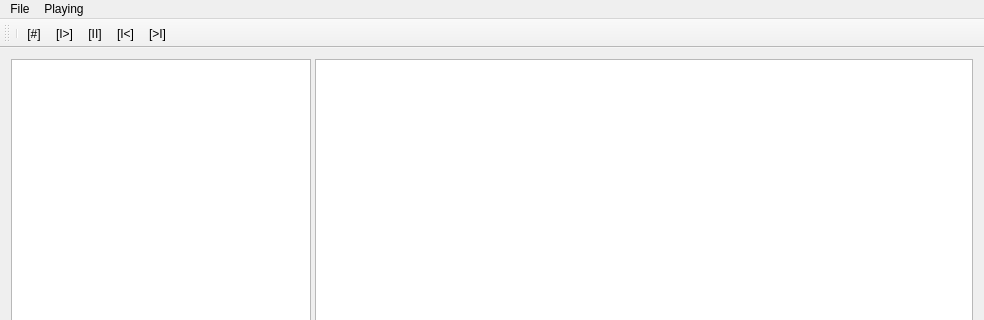
Qt form mainwindow.ui (KirillDubinkin/Errorise) before a commit; both pictures show x 0 to 984 and y 0 to 320 of the 984 by 632 pixel window.
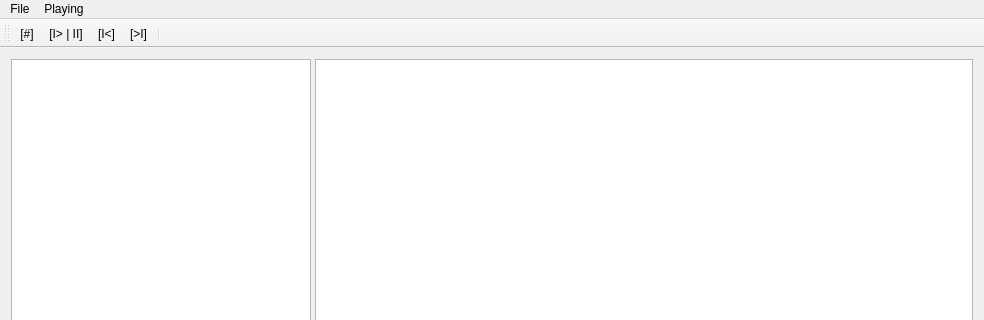
The same form after that commit.

Commit message: Replace 'play' button with 'play or pause'.

Patch:
```diff
--- a/mainwindow.ui
+++ b/mainwindow.ui
@@ -78,26 +78,20 @@
    <attribute name="toolBarBreak">
     <bool>false</bool>
    </attribute>
-   <addaction name="separator"/>
    <addaction name="actionStop"/>
-   <addaction name="actionPlay"/>
    <addaction name="actionPause"/>
    <addaction name="actionPrevios"/>
    <addaction name="actionNext"/>
+   <addaction name="separator"/>
   </widget>
   <widget class="QStatusBar" name="statusBar">
    <property name="enabled">
     <bool>true</bool>
    </property>
   </widget>
-  <action name="actionPlay">
-   <property name="text">
-    <string>[I&gt;]</string>
-   </property>
-  </action>
   <action name="actionPause">
    <property name="text">
-    <string>[II]</string>
+    <string>[I&gt; | II]</string>
    </property>
   </action>
   <action name="actionStop">
```
Left out of the diff: 7 changed lines with no effect on the pictures. The commit also changes 5 other files.
